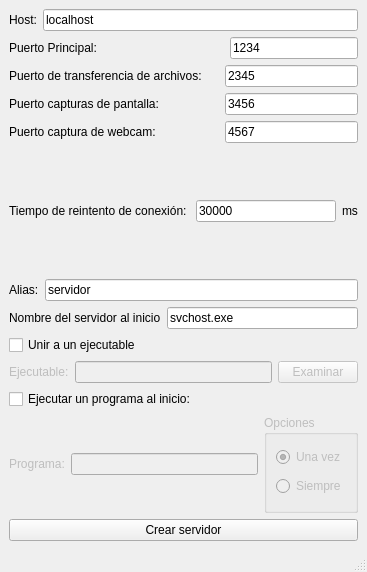
svn2github/demonio, file src/cliente/Forms/ventanaopciones.ui: the form before one commit.
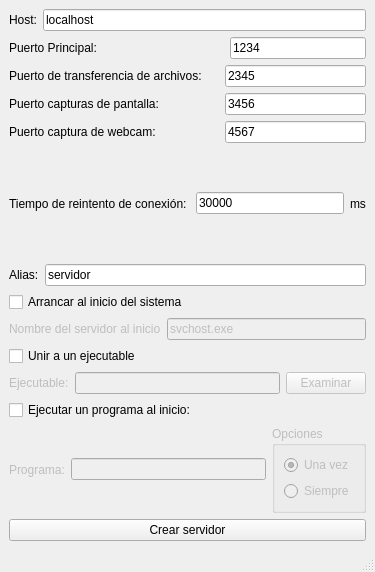
The form after the commit.

Commit message: Implementada la opcion de ejecutarse al inicio o no

The edit to the form file:
```diff
--- a/src/cliente/Forms/ventanaopciones.ui
+++ b/src/cliente/Forms/ventanaopciones.ui
@@ -6,7 +6,7 @@
    <rect>
     <x>0</x>
     <y>0</y>
-    <width>367</width>
+    <width>375</width>
     <height>572</height>
    </rect>
   </property>
@@ -160,10 +160,20 @@
       </item>
      </layout>
     </item>
+    <item>
+     <widget class="QCheckBox" name="checkInicio">
+      <property name="text">
+       <string>Arrancar al inicio del sistema</string>
+      </property>
+     </widget>
+    </item>
     <item>
      <layout class="QHBoxLayout" name="horizontalLayout_9">
       <item>
        <widget class="QLabel" name="label_10">
+        <property name="enabled">
+         <bool>false</bool>
+        </property>
         <property name="text">
          <string>Nombre del servidor al inicio</string>
         </property>
@@ -171,6 +181,9 @@
       </item>
       <item>
        <widget class="QLineEdit" name="textoNombre">
+        <property name="enabled">
+         <bool>false</bool>
+        </property>
         <property name="text">
          <string>svchost.exe</string>
         </property>
```
Left out of the diff: 2 changed lines with no effect on the pictures. The commit also changes 4 other files.
